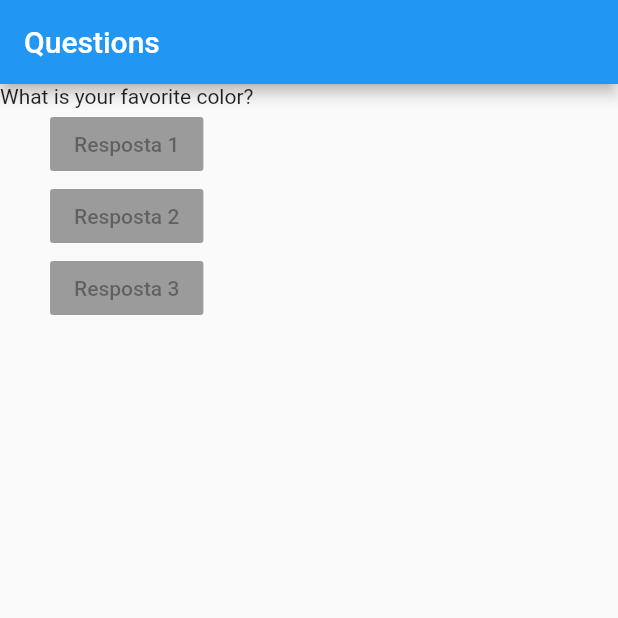
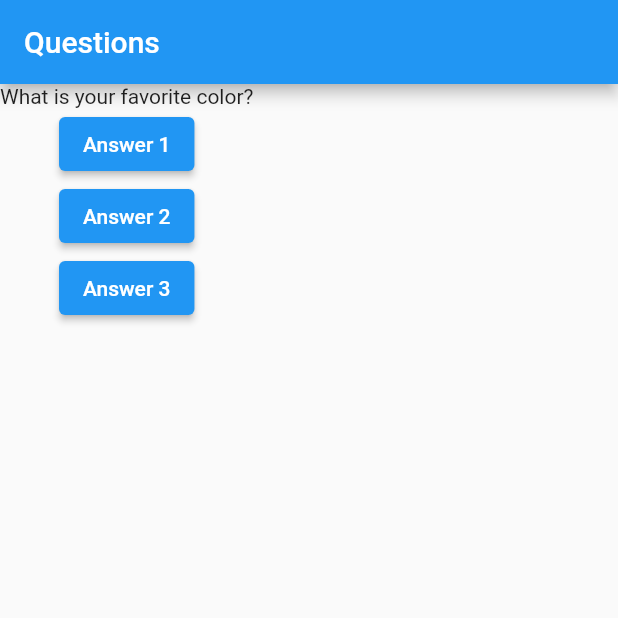
Before and after one commit to GabrielFdoVal/projteto_perguntas, a Flutter app: the screen it shows after launch, on a phone screen of 412 x 824 dp, the top half of it. Run offline on Flutter 3.47's test engine with Material 2 defaults, Android fonts, the phone set to English and light mode, and no system bars.

Commit message:
Adding three buttons
I used the "RaisedButton" but it was marked, and then I looked at the
documentation and changed to the "ElavatedButton"

```diff
--- a/lib/main.dart
+++ b/lib/main.dart
@@ -2,10 +2,15 @@ import 'package:flutter/cupertino.dart';
 import 'package:flutter/material.dart';
 
 main() {
-  runApp(new PerguntaApp());
+  runApp(PerguntaApp());
 }
 
+@override
 class PerguntaApp extends StatelessWidget {
+  void answer() {
+    print("Answered");
+  }
+
   Widget build(BuildContext context) {
     final questions = [
       "What is your favorite color?",
@@ -20,17 +25,17 @@ class PerguntaApp extends StatelessWidget {
         body: Column(
           children: <Widget>[
             Text(questions[0]),
-            RaisedButton(
-              child: Text("Resposta 1"),
-              onPressed: null,
+            ElevatedButton(
+              child: Text("Answer 1"),
+              onPressed: answer,
             ),
-            RaisedButton(
-              child: Text("Resposta 2"),
-              onPressed: null,
+            ElevatedButton(
+              child: Text("Answer 2"),
+              onPressed: answer,
             ),
-            RaisedButton(
-              child: Text("Resposta 3"),
-              onPressed: null,
+            ElevatedButton(
+              child: Text("Answer 3"),
+              onPressed: answer,
             ),
           ],
         ),
```
